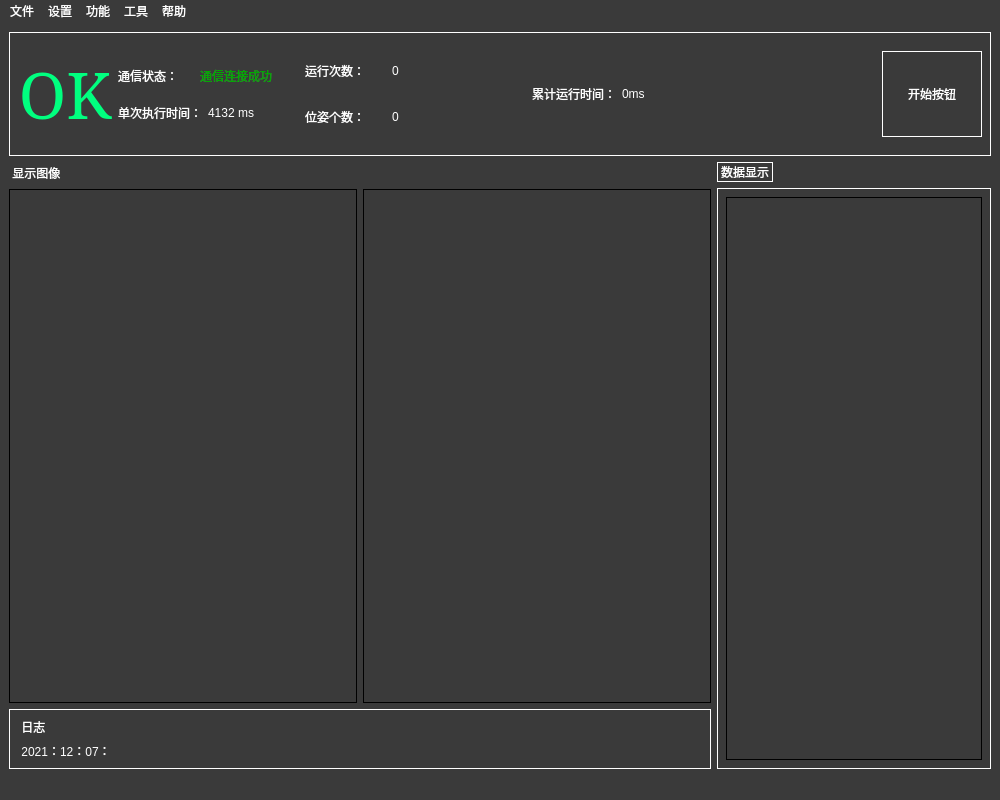
First picture: the form in resource/ui/pyqt_generated/UI_MainWindow.ui, repository Derkai52/LongerGUI, before the edit.
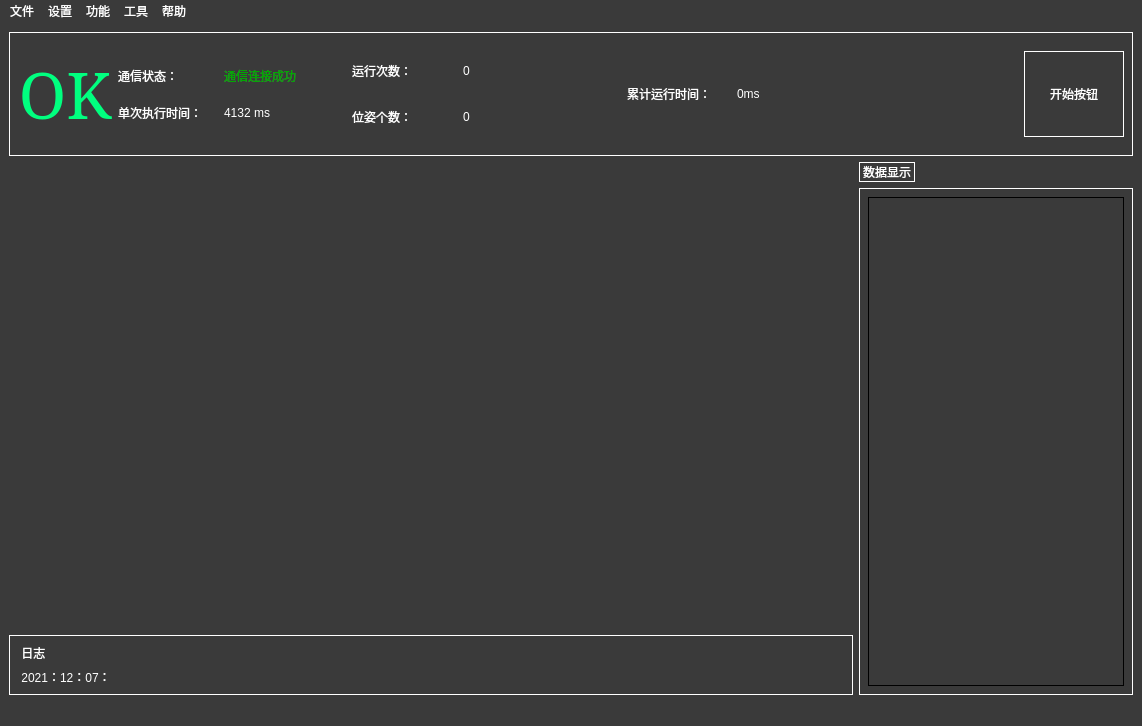
Second picture: the form after the edit. Icons and pictures are not drawn.

```diff
--- a/resource/ui/pyqt_generated/UI_MainWindow.ui
+++ b/resource/ui/pyqt_generated/UI_MainWindow.ui
@@ -6,8 +6,8 @@
    <rect>
     <x>0</x>
     <y>0</y>
-    <width>1000</width>
-    <height>800</height>
+    <width>1142</width>
+    <height>726</height>
    </rect>
   </property>
   <property name="mouseTracking">
@@ -420,6 +420,11 @@
       <item>
        <layout class="QVBoxLayout" name="verticalLayout_8">
         <item>
+         <widget class="QStackedWidget" name="stackedWidget_display">
+          <property name="currentIndex">
+           <number>1</number>
+          </property>
+          <widget class="QWidget" name="page_vision_2D" native="true">
          <layout class="QVBoxLayout" name="verticalLayout_5">
           <item>
            <widget class="QLabel" name="label_text_displayImage">
@@ -446,24 +451,6 @@
           </item>
           <item>
            <layout class="QHBoxLayout" name="horizontalLayout_9">
-            <item>
-             <widget class="QLabel" name="label_leftImage">
-              <property name="styleSheet">
-               <string notr="true">border-width: 1px;
-border-style: solid;
-</string>
-              </property>
-              <property name="text">
-               <string/>
-              </property>
-              <property name="pixmap">
-               <pixmap>../Documents/WeChat Files/wxid_r0610j6pol3u21/FileStorage/File/2021-12/Image01.jpg</pixmap>
-              </property>
-              <property name="alignment">
-               <set>Qt::AlignCenter</set>
-              </property>
-             </widget>
-            </item>
             <item>
              <widget class="QLabel" name="label_rightImage">
               <property name="styleSheet">
@@ -485,6 +472,21 @@
            </layout>
           </item>
          </layout>
+          </widget>
+          <widget class="QWidget" name="page_vision_3D">
+           <widget class="QWidget" name="">
+            <property name="geometry">
+             <rect>
+              <x>0</x>
+              <y>0</y>
+              <width>841</width>
+              <height>491</height>
+             </rect>
+            </property>
+            <layout class="QVBoxLayout" name="verticalLayout_10" stretch=""/>
+           </widget>
+          </widget>
+         </widget>
         </item>
         <item>
          <widget class="QWidget" name="widget_displayLog" native="true">
@@ -599,7 +601,7 @@
     <rect>
      <x>0</x>
      <y>0</y>
-     <width>1000</width>
+     <width>1142</width>
      <height>23</height>
     </rect>
    </property>
```
Lines whose indentation alone changed are shown as unchanged.
